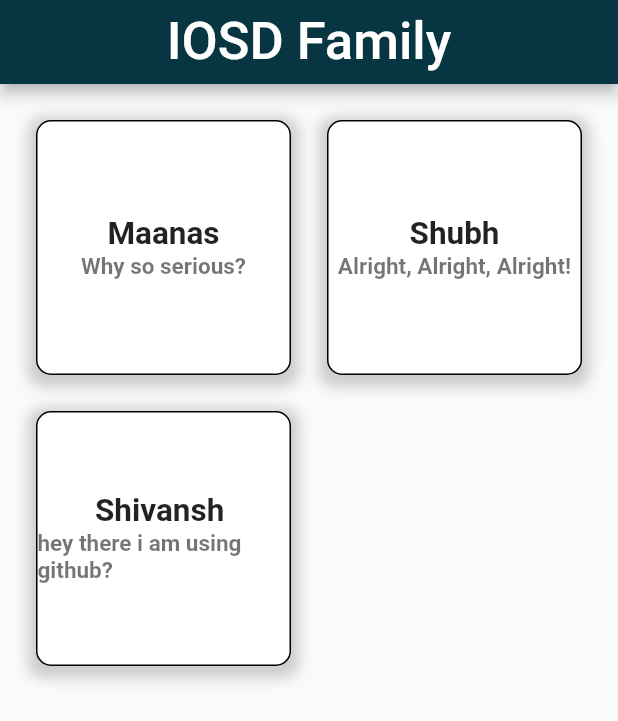
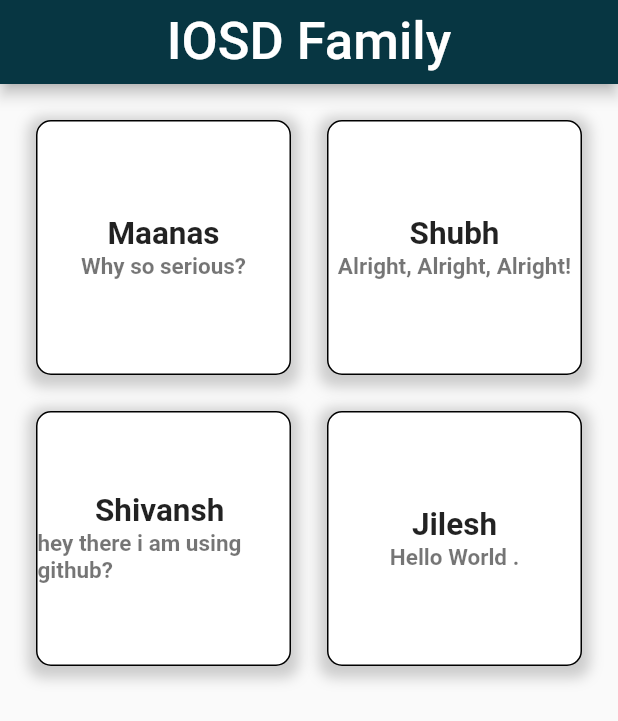
Before and after one commit to maanas-talwar/IOSD-dev-week, a Flutter app: the screen it shows after launch, on a phone screen of 412 x 824 dp. Shown: the top 721 px of the screen. Run offline on Flutter 3.47's test engine with Material 2 defaults, Android fonts, the phone set to English and light mode, and no system bars; drawn by our look-alikes of auto_size_text.

Commit message:
Update main.dart

```diff
--- a/lib/main.dart
+++ b/lib/main.dart
@@ -15,7 +15,8 @@ class MyApp extends StatelessWidget {
     allPeople = [Person("Maanas", "Why so serious?")];
     allPeople.add(Person("Shubh", "Alright, Alright, Alright!"));
 //    allPeople.add(Person("Shubh", "Why so serious?"));
-allPeople.add(Person("Shivansh ", "hey there i am using github?"));
+    allPeople.add(Person("Shivansh ", "hey there i am using github?"));
+    allPeople.add(Person("Jilesh","Hello World ."));
 
     return MaterialApp(
       home: Scaffold(
```
